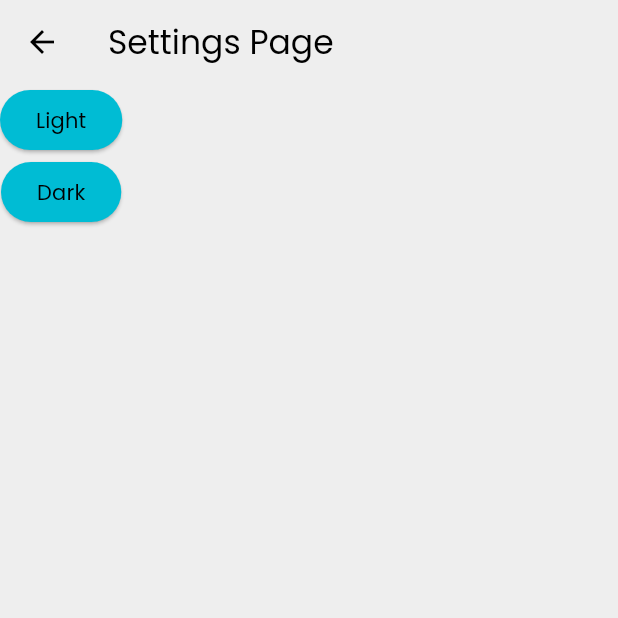
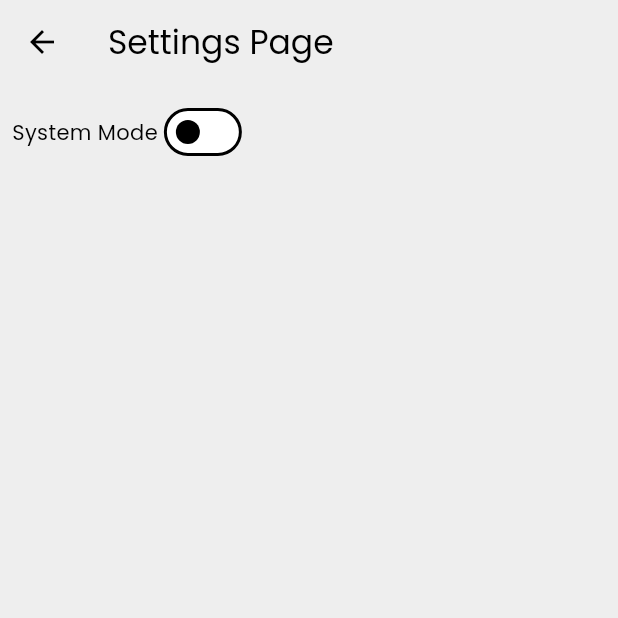
Before and after one commit to samuelalfito/to_do_app, a Flutter app: the SettingsView screen opened directly, on a phone screen of 412 x 824 dp, the top half of it. Run offline on Flutter 3.47's test engine with Material 3 defaults, Android fonts, the phone set to English and light mode, and no system bars.

Commit message:
fix: handling error

```diff
--- a/lib/views/settings/settings_view.dart
+++ b/lib/views/settings/settings_view.dart
@@ -2,8 +2,16 @@ import 'package:flutter/material.dart';
 
 import '../../main.dart';
 
-class SettingsView extends StatelessWidget {
-  const SettingsView({super.key});
+class SettingsView extends StatefulWidget {
+  SettingsView({super.key});
+
+  @override
+  State<SettingsView> createState() => _SettingsViewState();
+}
+
+class _SettingsViewState extends State<SettingsView> {
+  late String _themeText = 'System Mode';
+  late bool _isDarkMode = ThemeMode.system == ThemeMode.dark;
 
   @override
   Widget build(BuildContext context) {
@@ -11,15 +19,31 @@ class SettingsView extends StatelessWidget {
       appBar: AppBar(
         title: const Text('Settings Page'),
       ),
-      body: Column(
-        children: [
-          ElevatedButton(
-              onPressed: () => MyApp.of(context).changeTheme(ThemeMode.light),
-              child: Text('Light')),
-          ElevatedButton(
-              onPressed: () => MyApp.of(context).changeTheme(ThemeMode.dark),
-              child: Text('Dark')),
-        ],
+      body: Padding(
+        padding: const EdgeInsets.all(8.0),
+        child: Column(
+          children: [
+            Row(
+              children: [
+                Text(_themeText),
+                Switch(
+                    value: _isDarkMode,
+                    onChanged: (value) {
+                      setState(() {
+                        _isDarkMode = value;
+                      });
+                      if (_isDarkMode) {
+                        MyApp.of(context).changeTheme(ThemeMode.dark);
+                        _themeText = 'Dark Mode';
+                      } else {
+                        MyApp.of(context).changeTheme(ThemeMode.light);
+                        _themeText = 'Light Mode';
+                      }
+                    }),
+              ],
+            )
+          ],
+        ),
       ),
     );
   }
```
Also changed, not shown: lib/data/task_service.dart (+15 -13 lines), lib/views/homepage/detail_task_veiw.dart (+12 -7 lines), lib/views/homepage/edit_task_view.dart (+30 -13 lines).
